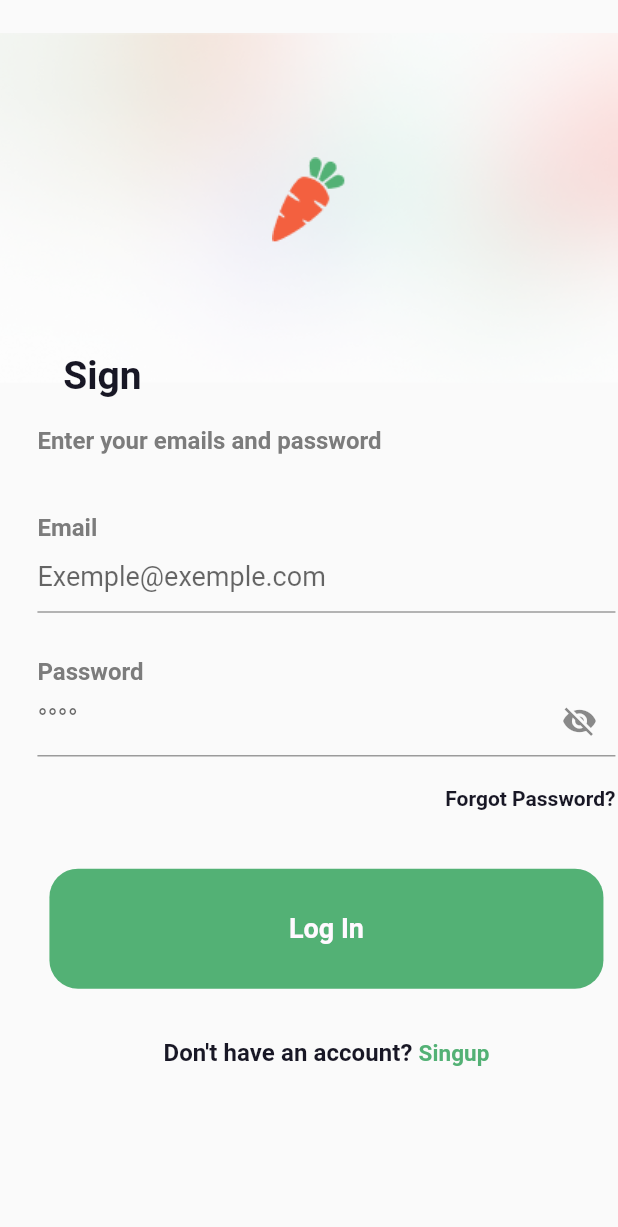
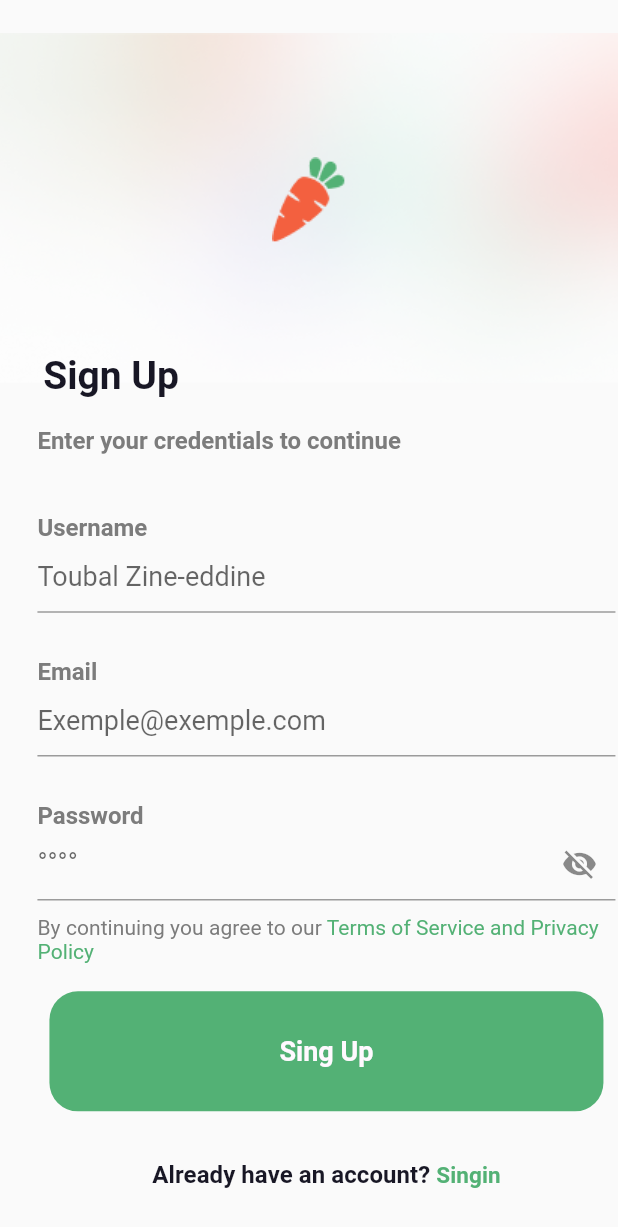
Before and after one commit to toubal77/nectar, a Flutter app: the SignupScreen screen opened directly, on a phone screen of 412 x 824 dp. Shown: the top 1227 px of the screen. Run offline on Flutter 3.47's test engine with Material 2 defaults, Android fonts, the phone set to English and light mode, and no system bars; our stand-ins replace flutter_screenutil, geolocator; missing offline and left inert: geocode.

Commit message:
sign up screen

```diff
--- a/lib/screens/auth/location.dart
+++ b/lib/screens/auth/location.dart
@@ -7,8 +7,8 @@ import 'package:nectar/screens/home_screen.dart';
 import 'package:nectar/screens/auth/widgets/background_image.dart';
 
 class SelectLocation extends StatefulWidget {
-  const SelectLocation({Key? key}) : super(key: key);
-
+  final bool arrow;
+  const SelectLocation({Key? key, required this.arrow}) : super(key: key);
   @override
   State<SelectLocation> createState() => _SelectLocationState();
 }
@@ -57,7 +57,8 @@ class _SelectLocationState extends State<SelectLocation> {
       extendBodyBehindAppBar: true,
       appBar: AppBar(
         backgroundColor: Color(0x44FFFEFE),
-        leading: IconButton(
+        leading: widget.arrow
+            ? IconButton(
                 onPressed: () {
                   Navigator.of(context).pop();
                 },
@@ -65,7 +66,8 @@ class _SelectLocationState extends State<SelectLocation> {
                     ? Icon(Icons.arrow_back_ios)
                     : Icon(Icons.arrow_back),
                 color: Color(0xff181725),
-        ),
+              )
+            : null,
         elevation: 0,
       ),
       body: Stack(
--- a/lib/screens/auth/login_screen.dart
+++ b/lib/screens/auth/login_screen.dart
@@ -173,7 +173,7 @@ class _LoginScreenState extends State<LoginScreen> {
                       Navigator.of(context).pushReplacement(
                         MaterialPageRoute(
                           builder: (context) {
-                            return const SelectLocation();
+                            return const SelectLocation(arrow: false);
                           },
                         ),
                       );
--- a/lib/screens/auth/signup_screen.dart
+++ b/lib/screens/auth/signup_screen.dart
@@ -1,6 +1,7 @@
 import 'package:flutter/material.dart';
 import 'package:flutter_screenutil/flutter_screenutil.dart';
 import 'package:nectar/screens/auth/location.dart';
+import 'package:nectar/screens/auth/login_screen.dart';
 import 'package:nectar/screens/auth/widgets/background_image.dart';
 
 class SignupScreen extends StatefulWidget {
@@ -13,6 +14,7 @@ class SignupScreen extends StatefulWidget {
 class _SignupScreenState extends State<SignupScreen> {
   bool pswVisible = false;
   TextEditingController emailController = TextEditingController();
+  TextEditingController usernameController = TextEditingController();
   TextEditingController passwordController = TextEditingController();
   @override
   Widget build(BuildContext context) {
@@ -46,7 +48,7 @@ class _SignupScreenState extends State<SignupScreen> {
                 crossAxisAlignment: CrossAxisAlignment.start,
                 children: [
                   SizedBox(
-                    width: 82.w,
+                    width: 93.w,
                     height: 29.h,
                     child: Text(
                       'Sign Up',
@@ -62,10 +64,10 @@ class _SignupScreenState extends State<SignupScreen> {
                     height: 15,
                   ),
                   SizedBox(
-                    width: 233.w,
+                    width: 247.w,
                     height: 15.h,
                     child: Text(
-                      'Enter your emails and password',
+                      'Enter your credentials to continue',
                       style: TextStyle(
                         color: Color(0xff7C7C7C),
                         fontSize: 16,
@@ -75,6 +77,40 @@ class _SignupScreenState extends State<SignupScreen> {
                   ),
                   const SizedBox(
                     height: 40,
+                  ),
+                  SizedBox(
+                    width: 233.w,
+                    height: 15.h,
+                    child: Text(
+                      'Username',
+                      style: TextStyle(
+                        color: Color(0xff7C7C7C),
+                        fontSize: 16,
+                        fontWeight: FontWeight.w600,
+                      ),
+                    ),
+                  ),
+                  SizedBox(
+                    child: TextFormField(
+                      maxLines: 1,
+                      controller: usernameController,
+                      keyboardType: TextInputType.name,
+                      style: TextStyle(
+                        color: Color(0xff181725),
+                        fontSize: 18,
+                      ),
+                      decoration: InputDecoration(
+                        hintText: 'Toubal Zine-eddine',
+                      ),
+                      onChanged: (value) {
+                        setState(() {
+                          usernameController.text = value;
+                        });
+                      },
+                    ),
+                  ),
+                  const SizedBox(
+                    height: 30,
                   ),
                   SizedBox(
                     width: 233.w,
@@ -153,17 +189,29 @@ class _SignupScreenState extends State<SignupScreen> {
                     ),
                   ),
                   const SizedBox(
-                    height: 20,
+                    height: 10,
                   ),
                   Container(
-                    alignment: Alignment.topRight,
-                    height: 14.h,
-                    child: Text(
-                      'Forgot Password?',
+                    alignment: Alignment.topLeft,
+                    height: 28.97.h,
+                    child: RichText(
+                      text: TextSpan(
+                        text: "By continuing you agree to our ",
                         style: TextStyle(
-                        color: Color(0xff181725),
                           fontSize: 14,
-                        fontWeight: FontWeight.w600,
+                          color: Color(0xff7C7C7C),
+                          letterSpacing: 0.05,
+                        ),
+                        children: <TextSpan>[
+                          TextSpan(
+                            text: 'Terms of Service and Privacy Policy',
+                            style: TextStyle(
+                              fontSize: 14,
+                              color: Color(0xff53B175),
+                              letterSpacing: 0.05,
+                            ),
+                          ),
+                        ],
                       ),
                     ),
                   ),
@@ -172,13 +220,13 @@ class _SignupScreenState extends State<SignupScreen> {
                       Navigator.of(context).pushReplacement(
                         MaterialPageRoute(
                           builder: (context) {
-                            return const SelectLocation();
+                            return const SelectLocation(arrow: false);
                           },
                         ),
                       );
                     },
                     child: Container(
-                      margin: const EdgeInsets.only(top: 30),
+                      margin: const EdgeInsets.only(top: 8),
                       width: 364.w,
                       height: 67.h,
                       decoration: BoxDecoration(
@@ -187,7 +235,7 @@ class _SignupScreenState extends State<SignupScreen> {
                       ),
                       child: Center(
                         child: Text(
-                          'Log In',
+                          'Sing Up',
                           style: TextStyle(
                             color: Color(0xffFFF9FF),
                             fontSize: 18,
@@ -198,12 +246,22 @@ class _SignupScreenState extends State<SignupScreen> {
                       ),
                     ),
                   ),
-                  Container(
+                  GestureDetector(
+                    onTap: () {
+                      Navigator.of(context).pushReplacement(
+                        MaterialPageRoute(
+                          builder: (context) {
+                            return const LoginScreen();
+                          },
+                        ),
+                      );
+                    },
+                    child: Container(
                       margin: const EdgeInsets.only(top: 25),
                       alignment: Alignment.center,
                       child: RichText(
                         text: TextSpan(
-                        text: "Don't have an account? ",
+                          text: "Already have an account? ",
                           style: TextStyle(
                             fontSize: 16,
                             fontWeight: FontWeight.w600,
@@ -212,7 +270,7 @@ class _SignupScreenState extends State<SignupScreen> {
                           ),
                           children: <TextSpan>[
                             TextSpan(
-                            text: 'Singup',
+                              text: 'Singin',
                               style: TextStyle(
                                 fontSize: 15,
                                 fontWeight: FontWeight.w600,
@@ -221,6 +279,7 @@ class _SignupScreenState extends State<SignupScreen> {
                               ),
                             ),
                           ],
+                        ),
                       ),
                     ),
                   ),
--- a/lib/screens/auth/singin_screen_choose.dart
+++ b/lib/screens/auth/singin_screen_choose.dart
@@ -2,6 +2,7 @@ import 'package:flutter/material.dart';
 import 'package:flutter_screenutil/flutter_screenutil.dart';
 import 'package:nectar/screens/auth/login_screen.dart';
 import 'package:nectar/screens/auth/number_screen.dart';
+import 'package:nectar/screens/auth/signup_screen.dart';
 import 'package:nectar/screens/auth/widgets/buttom_media.dart';
 
 class SingInScreenChoose extends StatelessWidget {
@@ -119,7 +120,7 @@ class SingInScreenChoose extends StatelessWidget {
                 Navigator.of(context).pushReplacement(
                   MaterialPageRoute(
                     builder: (context) {
-                      return LoginScreen();
+                      return SignupScreen();
                     },
                   ),
                 );
--- a/lib/screens/auth/verification_screen.dart
+++ b/lib/screens/auth/verification_screen.dart
@@ -112,7 +112,7 @@ class _VerificationScreenState extends State<VerificationScreen> {
             Navigator.of(context).push(
               MaterialPageRoute(
                 builder: (context) {
-                  return const SelectLocation();
+                  return const SelectLocation(arrow: true);
                 },
               ),
             );
```
Lines whose indentation alone changed are shown as unchanged.
